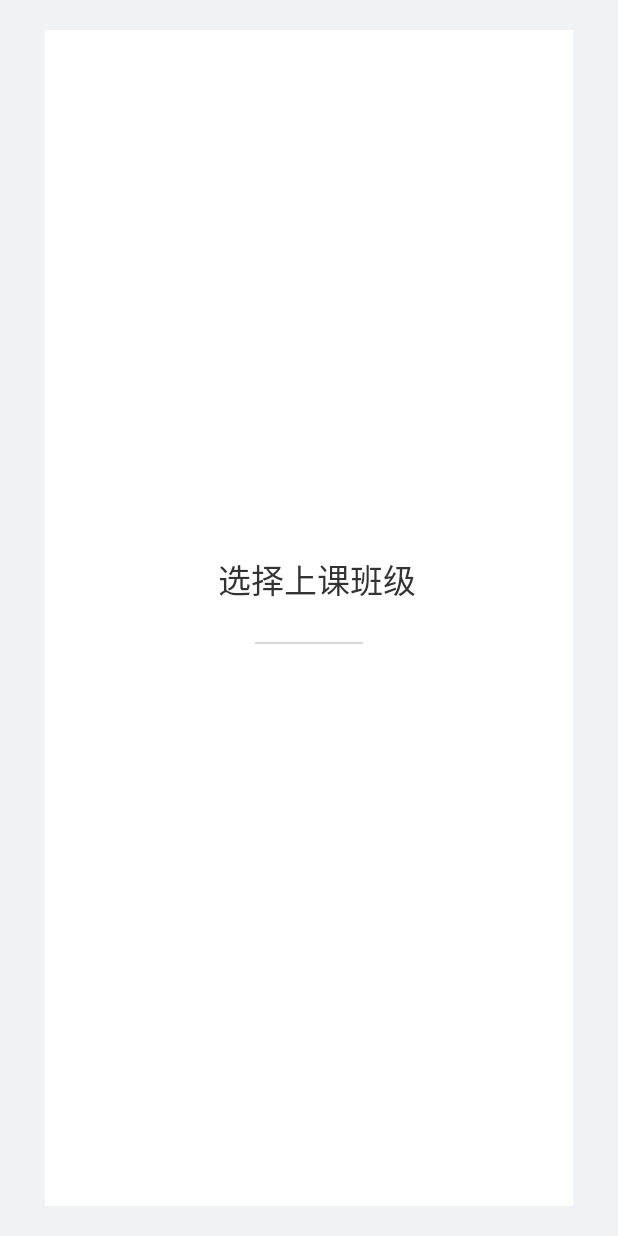
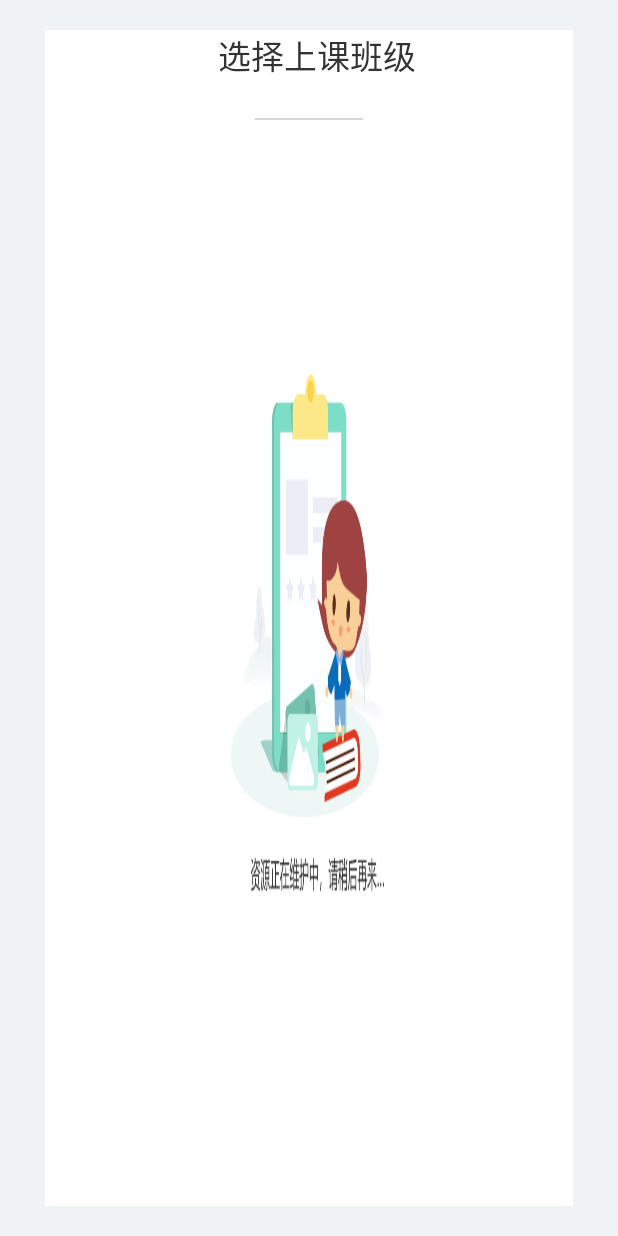
Before and after one commit to chenhuigithub/AttendClassTPad, an Android app: the ChoiceClassActivity screen opened directly, with no data from a screen before it, on a phone screen of 412 x 824 dp. Run offline under Robolectric (Android 15) with nearby library versions, the phone set to English and light mode, and no system bars.

Commit message:
授课 优化

```diff
--- a/app/src/main/java/com/example/attendclasstpad/adapter/FilesListAdapter.java
+++ b/app/src/main/java/com/example/attendclasstpad/adapter/FilesListAdapter.java
@@ -42,6 +42,12 @@ public class FilesListAdapter extends BaseListAdapter<File01> {
         tvSize.setText(dataObj.getSize());
         tvSize.setVisibility(View.GONE);
 
+        // 创建日期
+        TextView tvTime = (TextView) resultView
+                .findViewById(R.id.tv_time_layout_adapter_item_for_files);
+        tvTime.setText(dataObj.getDataTime());
+
+
         // 文件标志（头像图片）
         ImageView ivLogo = (ImageView) resultView
                 .findViewById(R.id.iv_logo_layout_adapter_item_for_files);
--- a/app/src/main/java/com/example/attendclasstpad/aty/ChoiceClassActivity.java
+++ b/app/src/main/java/com/example/attendclasstpad/aty/ChoiceClassActivity.java
@@ -23,6 +23,7 @@ import android.view.View;
 import android.widget.AdapterView;
 import android.widget.AdapterView.OnItemClickListener;
 import android.widget.GridView;
+import android.widget.ImageView;
 import android.widget.Toast;
 
 import org.json.JSONArray;
@@ -44,6 +45,7 @@ public class ChoiceClassActivity extends Activity {
     private boolean isFirstLogined = false;//是否首次登录
 
     private GridView gdvClass;
+    private ImageView ivNoData;
 
     @Override
     protected void onCreate(Bundle savedInstanceState) {
@@ -57,6 +59,10 @@ public class ChoiceClassActivity extends Activity {
         requestUtils = new ServerRequestUtils(this);
         vUtils = new ViewUtils(this);
         uiHandler = new Handler(getMainLooper());
+
+        ivNoData = (ImageView) findViewById(R.id.iv_no_data_layout_aty_choice_class);
+        ivNoData.setVisibility(View.GONE);
+        ivNoData.setOnClickListener(new Listeners());
 
         dealWithExtras();
 
@@ -109,15 +115,23 @@ public class ChoiceClassActivity extends Activity {
     private void acquireClassList() {
         requestUtils.request("getClassList", "", "加载班级数据中", ServerRequestUtils.REQUEST_SHORT_TIME, new ServerRequestUtils.OnServerRequestListener2() {
             @Override
-            public void onFailure(String msg) {
+            public void onFailure(final String msg) {
+                uiHandler.post(new Runnable() {
+                    @Override
+                    public void run() {
                         if (!TextUtils.isEmpty(msg)) {
-                    Toast.makeText(ChoiceClassActivity.this, msg,
+                            Toast.makeText(ChoiceClassActivity.this, msg + "加载失败，请点击图片重试",
                                     Toast.LENGTH_SHORT).show();
                         } else {
-                    Toast.makeText(ChoiceClassActivity.this, "获取班级列表失败",
+                            Toast.makeText(ChoiceClassActivity.this, "获取班级列表失败，请点击图片重试",
                                     Toast.LENGTH_SHORT).show();
                         }
                         vUtils.dismissDialog();
+
+                        ivNoData.setVisibility(View.VISIBLE);
+                        gdvClass.setVisibility(View.GONE);
+                    }
+                });
             }
 
             @Override
@@ -149,6 +163,11 @@ public class ChoiceClassActivity extends Activity {
                     uiHandler.post(new Runnable() {
                         @Override
                         public void run() {
+                            ivNoData.setVisibility(View.GONE);
+                            gdvClass.setVisibility(View.VISIBLE);
+
+                            vUtils.dismissDialog();
+
                             setGdvClassAdapter(0);
                         }
                     });
@@ -197,4 +216,21 @@ public class ChoiceClassActivity extends Activity {
         }
         return super.onKeyDown(keyCode, event);
     }
+
+    private class Listeners implements View.OnClickListener {
+        @Override
+        public void onClick(View v) {
+            switch (v.getId()) {
+                case R.id.iv_no_data_layout_aty_choice_class://刷新班级列表
+                    if (classList != null && classList.size() > 0) {
+                        classList.clear();
                     }
+
+                    vUtils.showLoadingDialog("");
+                    acquireClassList();
+
+                    break;
+            }
+        }
+    }
+}
--- a/app/src/main/java/com/example/attendclasstpad/model/File01.java
+++ b/app/src/main/java/com/example/attendclasstpad/model/File01.java
@@ -10,7 +10,7 @@ public class File01 {
     private String DataName;//名称
     private String size;//大小
     private String Source;//来源
-    private String DataTime;//日期（例如："2018-10-09 13:25"）
+    private String DataTime;//创建日期（例如："2018-10-09 13:25"）
     private String logoUrl;//文件类型图标路径
     private String Memo;//备注
     private boolean isChoiced = false;//是否被选中
--- a/app/src/main/java/com/example/attendclasstpad/util/ServerRequestUtils.java
+++ b/app/src/main/java/com/example/attendclasstpad/util/ServerRequestUtils.java
@@ -4,6 +4,10 @@ import android.annotation.SuppressLint;
 import android.content.Context;
 import android.os.Handler;
 import android.os.StrictMode;
+import android.widget.Toast;
+
+import com.example.attendclasstpad.R;
+import com.example.attendclasstpad.aty.LoginActivity;
 
 import org.json.JSONArray;
 import org.json.JSONObject;
@@ -58,7 +62,7 @@ public class ServerRequestUtils {
     private int requestTime;// 请求时间
 
     private Context context;
-    private ViewUtils vUtils;
+//    private ViewUtils vUtils;
 
     public interface OnServerRequestListener {
         public void onFailure(String msg);
@@ -75,7 +79,7 @@ public class ServerRequestUtils {
     public ServerRequestUtils(Context context) {
         this.context = context;
 
-        vUtils = new ViewUtils(context);
+//        vUtils = new ViewUtils(context);
     }
 
     /**
@@ -186,9 +190,13 @@ public class ServerRequestUtils {
     public void request(String methodName, RequestBody formBody,
                         String dialogTip, final OnServerRequestListener listener,
                         final OnServerRequestListener2 listener2) {
-        // 显示加载框
-        // vUtils.showLoadingDialog(dialogTip);
 
+        // 检测网络是否连接
+        if (!NetworkUtils.checkNetworkState(context)) {
+            Toast.makeText(context,
+                    R.string.check_network_connections, Toast.LENGTH_SHORT)
+                    .show();
+        } else {
             // 获取头信息：token值
             String token = PreferencesUtils.acquireInfoFromPreferences(context,
                     ConstantsForPreferencesUtils.TOKEN);
@@ -228,6 +236,7 @@ public class ServerRequestUtils {
                     response(result, listener, listener2);
                 }
             });
+        }
     }
 
     /**
--- a/app/src/main/res/layout/layout_adapter_item_for_files.xml
+++ b/app/src/main/res/layout/layout_adapter_item_for_files.xml
@@ -68,6 +68,7 @@
                     android:textSize="@dimen/dimen_text_006" />
 
                 <TextView
+                    android:id="@+id/tv_time_layout_adapter_item_for_files"
                     android:layout_width="wrap_content"
                     android:layout_height="wrap_content"
                     android:text="2018-10-09 13:25"
@@ -98,6 +99,7 @@
                         android:layout_width="1.5dp"
                         android:layout_height="match_parent"
                         android:layout_marginTop="@dimen/dimen_padding_005"
+                        android:visibility="gone"
                         android:layout_marginBottom="@dimen/dimen_padding_005"
                         android:background="@color/blue8" />
 
@@ -106,6 +108,7 @@
                         android:layout_width="wrap_content"
                         android:layout_height="wrap_content"
                         android:padding="@dimen/dimen_padding_003"
+                        android:visibility="gone"
                         android:text="共享"
                         android:textColor="@color/blue8"
                         android:textSize="@dimen/dimen_text_006" />
--- a/app/src/main/res/layout/layout_aty_choice_class.xml
+++ b/app/src/main/res/layout/layout_aty_choice_class.xml
@@ -56,7 +56,16 @@
                 android:listSelector="#00000000"
                 android:numColumns="3"
                 android:verticalSpacing="20dp" />
+
+            <ImageView
+                android:id="@+id/iv_no_data_layout_aty_choice_class"
+                android:layout_width="match_parent"
+                android:layout_height="match_parent"
+                android:background="@drawable/no_data"
+                android:clickable="true" />
         </LinearLayout>
+
+
     </LinearLayout>
 
 </LinearLayout>
```
Also changed, not shown: app/src/main/java/com/example/attendclasstpad/adapter/CatalogGdvAdapter.java (+13 -13 lines), app/src/main/java/com/example/attendclasstpad/aty/MainActivity.java (+3 -12 lines), app/src/main/java/com/example/attendclasstpad/fg/AttendClassDetailFg.java (+6 -6 lines). Lines whose indentation alone changed are shown as unchanged.
